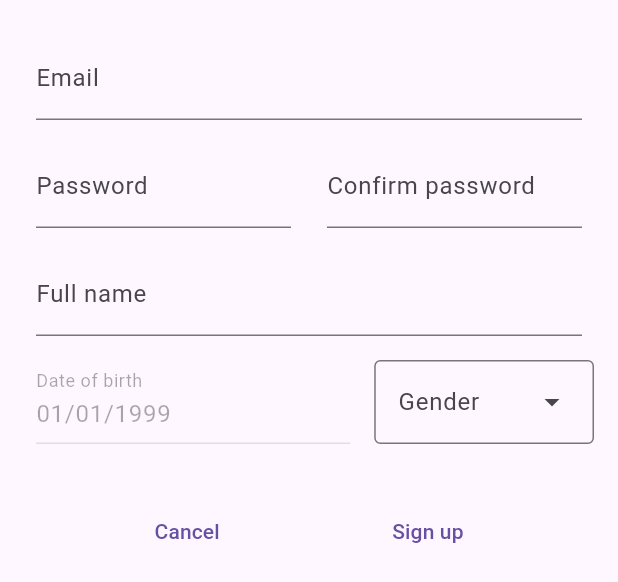
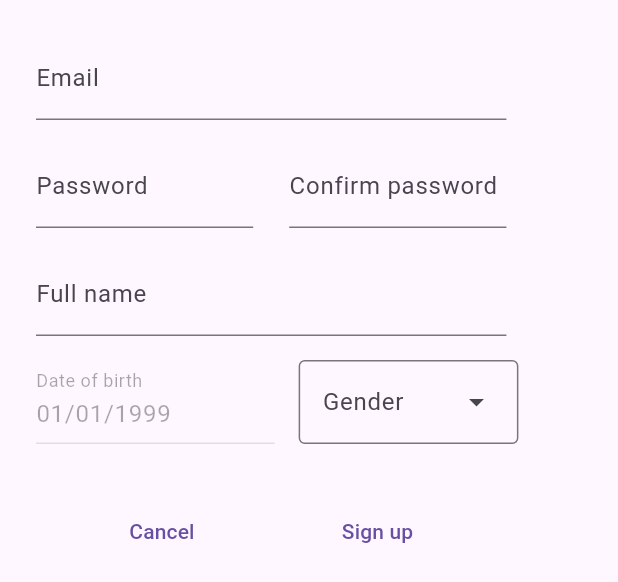
Before and after one commit to alexcao194/trapper, a Flutter app: the SignUpBox widget shown alone on an empty page, opened directly, on a phone screen of 412 x 824 dp. Shown: the top 582 px of the screen. Run offline on Flutter 3.47's test engine with Material 3 defaults, Android fonts, the phone set to English and light mode, and no system bars; our stand-ins replace bloc, dartz, dio, equatable, flutter_bloc, get_it and 3 more; accounts and stored records are empty; statements that could not run were skipped.

Commit message:
fix some bug

```diff
--- a/lib/app/presentation/screen/login_screen.dart
+++ b/lib/app/presentation/screen/login_screen.dart
@@ -122,7 +122,7 @@ class _LoginScreenState extends State<LoginScreen> {
                                           if (canLogin) {
                                             login();
                                           } else {
-                                            DialogTools.showFailureDialog(context, message: 'Please fill all fields with valid data');
+                                            DialogTools.showFailureDialog(context, message: S.current.common_fields_error);
                                           }
                                         },
                                         child: Container(
--- a/lib/app/presentation/widget/sign_up_box.dart
+++ b/lib/app/presentation/widget/sign_up_box.dart
@@ -36,6 +36,8 @@ class _SignUpBoxState extends State<SignUpBox> {
   Widget build(BuildContext context) {
     return Padding(
       padding: const EdgeInsets.all(16.0),
+      child: SizedBox(
+        width: MediaQuery.of(context).size.width * 0.8,
         child: Column(
           children: [
             FormTextField(
@@ -125,6 +127,7 @@ class _SignUpBoxState extends State<SignUpBox> {
               ],
             )
           ],
+        ),
       ),
     );
   }
```
Lines whose indentation alone changed are shown as unchanged.
